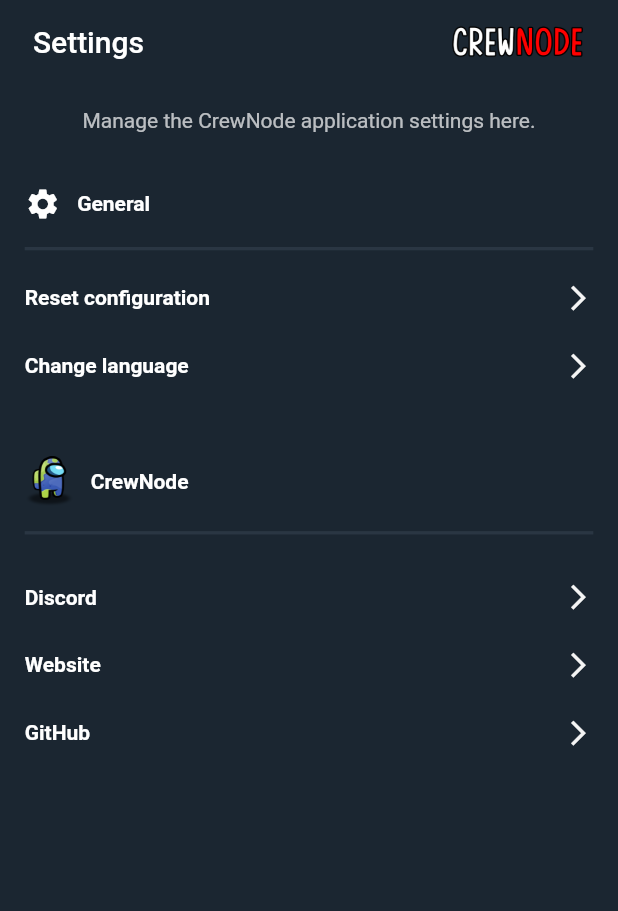
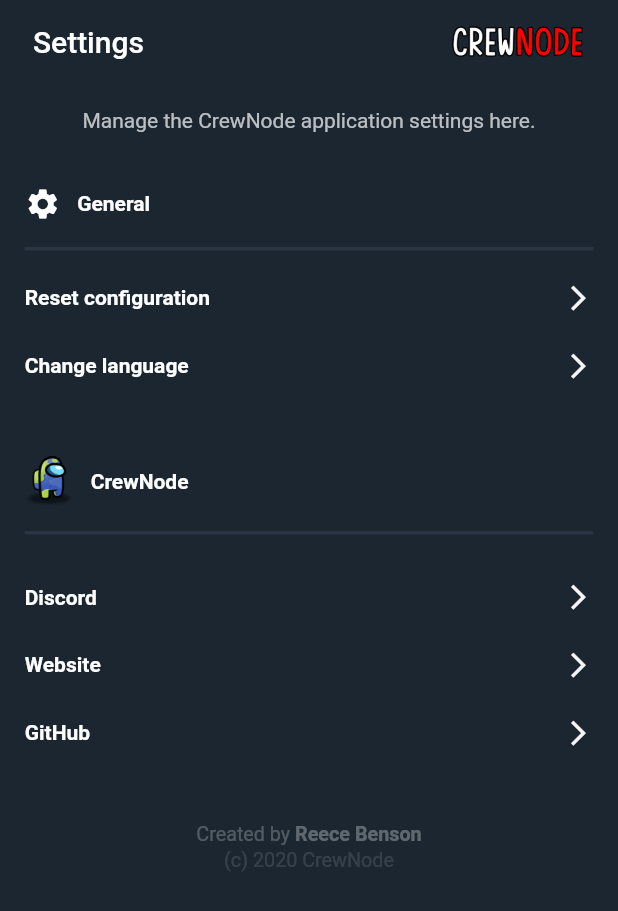
Before and after one commit to crewnode/switcher, a Flutter app: the SettingsPage screen opened directly, on a phone screen of 412 x 824 dp. Shown: the top 911 px of the screen. Run offline on Flutter 3.47's test engine with Material 2 defaults, Android fonts, the phone set to English and light mode, and no system bars; our stand-ins replace flutter_bloc, flutter_screenutil, fluttertoast; missing offline and left inert: global_configuration.

Commit message:
Add copyright notice

```diff
--- a/lib/dashboard/settings/components/scroller.dart
+++ b/lib/dashboard/settings/components/scroller.dart
@@ -250,6 +250,41 @@ class SettingList extends StatelessWidget {
                     size: ScreenUtil().setSp(18),
                   )
                 ])),
+        SizedBox(height: ScreenUtil().setHeight(50)),
+        Row(
+          mainAxisAlignment: MainAxisAlignment.center,
+          children: <Widget>[
+            Text('Created by ',
+                style: TextStyle(
+                    color: Colors.white24, fontSize: ScreenUtil().setSp(12))),
+            GestureDetector(
+                onTap: () async {
+                  const url = 'https://github.com/reecebenson';
+                  if (await canLaunch(url)) {
+                    await launch(url);
+                  } else {
+                    Fluttertoast.showToast(
+                      msg: 'Visit www.reece.biz for more information.',
+                      toastLength: Toast.LENGTH_LONG,
+                      gravity: ToastGravity.BOTTOM,
+                      timeInSecForIosWeb: 2,
+                      backgroundColor: Color(Colours().lightBlue),
+                      textColor: Colors.white,
+                      fontSize: ScreenUtil().setSp(16),
+                    );
+                  }
+                },
+                child: Text('Reece Benson',
+                    style: TextStyle(
+                        color: Colors.white30,
+                        fontSize: ScreenUtil().setSp(12),
+                        fontWeight: FontWeight.bold))),
+          ],
+        ),
+        SizedBox(height: ScreenUtil().setHeight(2)),
+        Text('(c) 2020 CrewNode',
+            style: TextStyle(
+                color: Colors.white12, fontSize: ScreenUtil().setSp(12)))
       ],
     ));
   }
```
